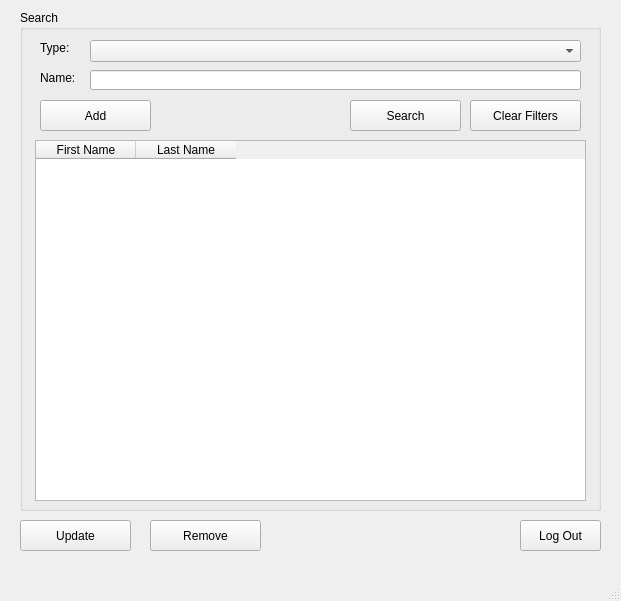
Old version of the form Screens/Admin MainMenu.ui in the repository RaahimHash/DBMS-Project-UHU-Clinic.
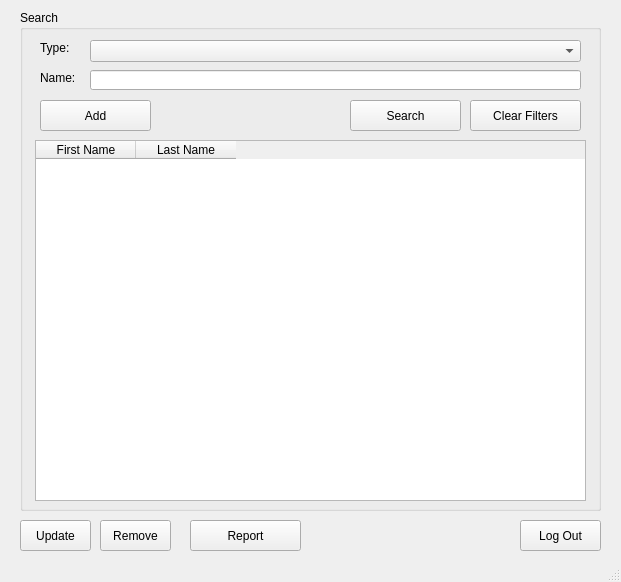
New version of the form.

What changed in the file:
```diff
--- a/Screens/Admin MainMenu.ui
+++ b/Screens/Admin MainMenu.ui
@@ -10,7 +10,7 @@
     <x>0</x>
     <y>0</y>
     <width>621</width>
-    <height>601</height>
+    <height>582</height>
    </rect>
   </property>
   <property name="windowTitle">
@@ -141,9 +141,9 @@
    <widget class="QPushButton" name="pushRemoveUser">
     <property name="geometry">
      <rect>
-      <x>150</x>
+      <x>100</x>
       <y>520</y>
-      <width>111</width>
+      <width>71</width>
       <height>31</height>
      </rect>
     </property>
@@ -156,7 +156,7 @@
      <rect>
       <x>20</x>
       <y>520</y>
-      <width>111</width>
+      <width>71</width>
       <height>31</height>
      </rect>
     </property>
@@ -177,6 +177,19 @@
      <string>Log Out</string>
     </property>
    </widget>
+   <widget class="QPushButton" name="pushReport">
+    <property name="geometry">
+     <rect>
+      <x>190</x>
+      <y>520</y>
+      <width>111</width>
+      <height>31</height>
+     </rect>
+    </property>
+    <property name="text">
+     <string>Report</string>
+    </property>
+   </widget>
   </widget>
   <widget class="QStatusBar" name="statusbar"/>
  </widget>
```
